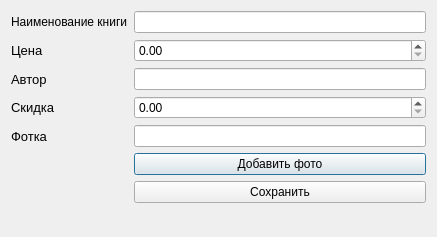
This is ui/add_edit_dialog.ui in Anemiaaaa/knigi as Qt 5 draws it before an edit. The edited form follows.
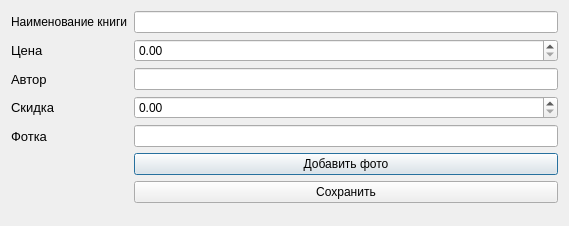
This is the edited form.

```diff
--- a/ui/add_edit_dialog.ui
+++ b/ui/add_edit_dialog.ui
@@ -6,8 +6,8 @@
    <rect>
     <x>0</x>
     <y>0</y>
-    <width>437</width>
-    <height>237</height>
+    <width>569</width>
+    <height>226</height>
    </rect>
   </property>
   <property name="windowTitle">
```
